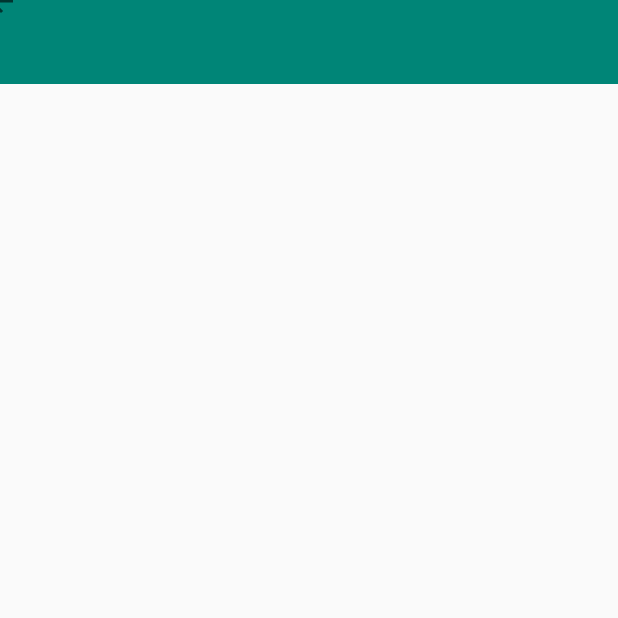
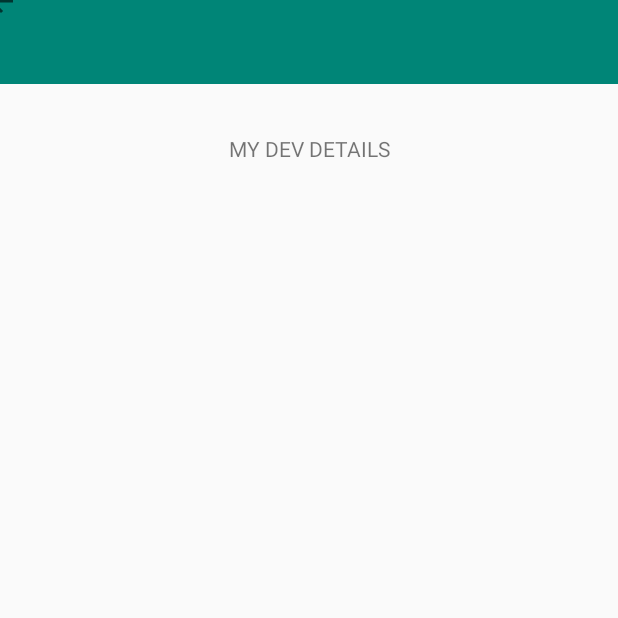
Before and after one commit to OpatileKelobang/MyCodeSpace, an Android app: the DevProfile screen opened directly, with no data from a screen before it, on a phone screen of 412 x 824 dp, the top half of it. Run offline under Robolectric (Android 15) with nearby library versions, the phone set to English and light mode, and no system bars.

Commit message:
Dev page started - Only Title in the page - Revert here if shit goes bad

```diff
--- a/app/src/main/res/layout/activity_about_me.xml
+++ b/app/src/main/res/layout/activity_about_me.xml
@@ -101,13 +101,13 @@
                 android:layout_height="wrap_content"
                 android:text="@string/skills"
                 />
+
             <TextView
                 android:id="@+id/hobbies"
-                android:layout_marginTop="10dp"
                 android:layout_width="match_parent"
                 android:layout_height="wrap_content"
-                android:text="@string/hobbies"
-                />
+                android:layout_marginTop="10dp"
+                android:text="@string/hobbies" />
 
             <TextView
                 android:id="@+id/future"
--- a/app/src/main/res/layout/activity_dev_profile.xml
+++ b/app/src/main/res/layout/activity_dev_profile.xml
@@ -44,5 +44,15 @@
         android:onClick="goToMainScreen"
         />
 
+    <TextView
+        android:id="@+id/dev_title"
+        android:layout_width="match_parent"
+        android:layout_height="wrap_content"
+        android:layout_marginTop="33dp"
+        android:text="@string/dev_profile_title"
+        app:layout_constraintTop_toBottomOf="@+id/myToolbar"
+        android:textAlignment="center"
+         />
+
 
 </android.support.constraint.ConstraintLayout>
--- a/app/src/main/res/values/strings.xml
+++ b/app/src/main/res/values/strings.xml
@@ -61,7 +61,7 @@
     <string name="image_desc">Because I don\'t know how to make an image gallery in android, yet, here\'s a random photo I took of a couple on their wedding day. I did say my favorite pastime was photography right?</string>
 
     <!-- Dev Profile strings -->
-    <string name="dev_profile_title">DEV PROFILE PAGE</string>
+    <string name="dev_profile_title">MY DEV DETAILS</string>
     <string name="back_btn">MAIN MENU</string>
 
 
```
Also changed, not shown: app/src/main/res/drawable/ui_background.png (added).
